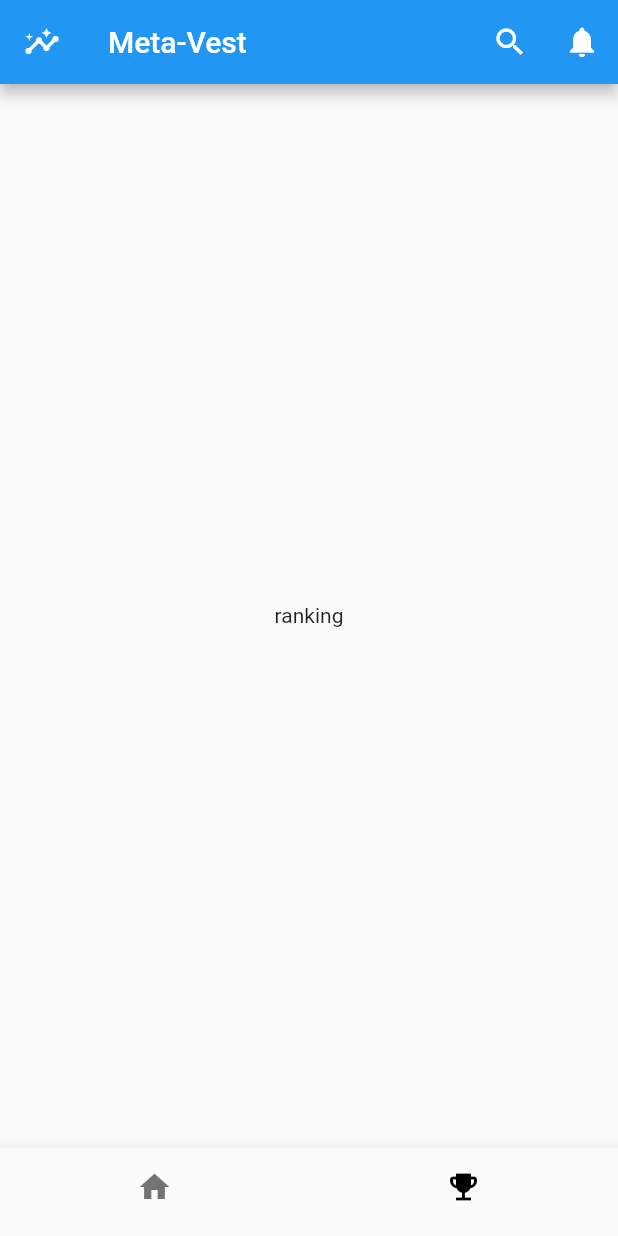
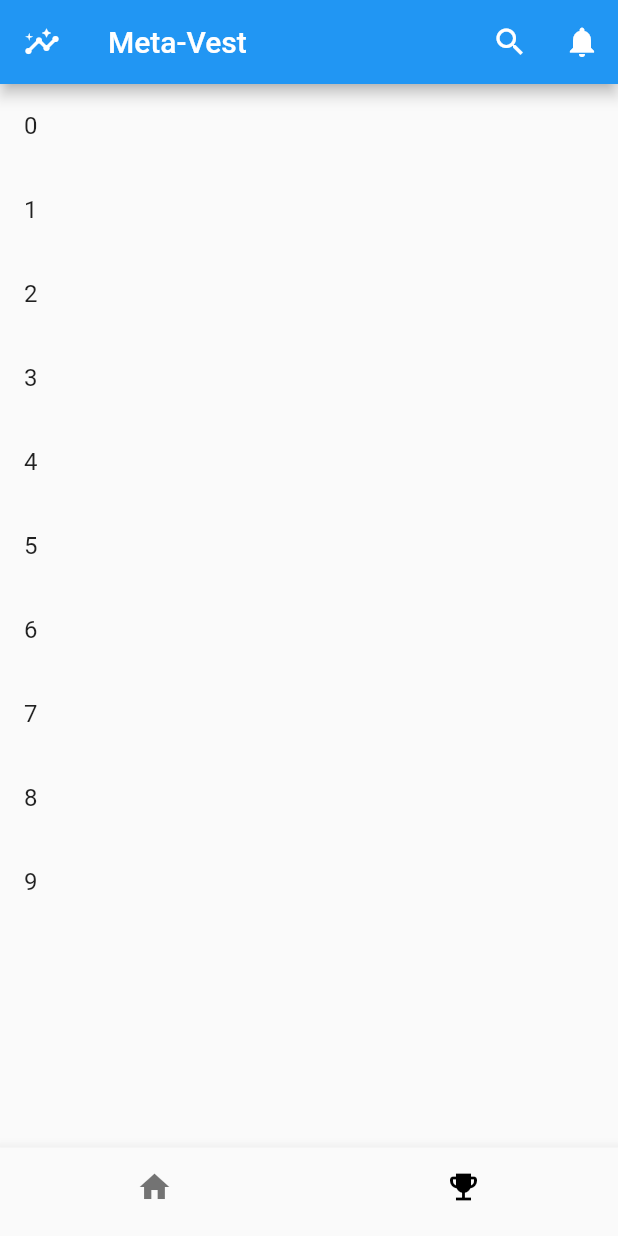
Before and after one commit to code-bross/meta_vest_sample, a Flutter app: the screen it shows after launch, item 2 of the bottom bar chosen, on a phone screen of 412 x 824 dp. Run offline on Flutter 3.47's test engine with Material 2 defaults, Android fonts, the phone set to English and light mode, and no system bars; our stand-ins replace easy_localization, get, shimmer.

Commit message:
- reactive listview apply

```diff
--- /dev/null
+++ b/lib/core/data/response.dart
@@ -0,0 +1,31 @@
+class ApiResponse<T> {
+  Status status;
+  T? res; //dynamic
+  String loadingMessage = 'loading....';
+  late GeneralError error;
+
+  ApiResponse.init() : status = Status.Init;
+
+  ApiResponse.loading(this.loadingMessage) : status = Status.Loading;
+
+  ApiResponse.success(this.res) : status = Status.Success;
+
+  ApiResponse.error(this.error) : status = Status.Error;
+
+
+  @override
+  String toString() {
+    return "Status : $status \n Message : $loadingMessage \n Data : $res";
+  }
+}
+
+abstract class GeneralError{
+
+}
+
+enum Status {
+  Init,
+  Loading,
+  Success,
+  Error,
+}
--- a/lib/pages/home/home_page.dart
+++ b/lib/pages/home/home_page.dart
@@ -2,9 +2,6 @@
 import 'package:flutter/material.dart';
 import 'package:get/get.dart';
 import 'package:meta_vest_sample/core/lang/locale_keys.g.dart';
-import 'package:meta_vest_sample/pages/feed/feed_page.dart';
-import 'package:meta_vest_sample/pages/ranking/ranking_page.dart';
-import 'package:meta_vest_sample/pages/search/search_page.dart';
 import 'package:meta_vest_sample/routes/app_pages.dart';
 
 import 'home_controller.dart';
@@ -15,7 +12,11 @@
 
   @override
   Widget build(BuildContext context) {
-    const List<Widget> tabs = <Widget>[FeedPage(), RankingPage()];
+    var pages = AppPages.pages.map((e) => e.page);
+    var feedPage = pages.elementAt(1);
+    var rankingPage = pages.elementAt(2);
+
+    List<Widget> tabs = <Widget>[feedPage() , rankingPage()];
 
     List<BottomNavigationBarItem> _bottomItems = <BottomNavigationBarItem>[
       BottomNavigationBarItem(
--- a/lib/pages/ranking/ranking_controller.dart
+++ b/lib/pages/ranking/ranking_controller.dart
@@ -1,4 +1,65 @@
 import 'package:get/get.dart';
+import 'package:meta_vest_sample/core/data/response.dart';
 
-class RankingController extends GetxController{
+class RankingController extends GetxController {
+  List<ApiResponse> list = <ApiResponse>[];
+
+  @override
+  void onInit() {
+    load();
+    super.onInit();
+  }
+
+  void load() {
+    var loadingList = [for (var i = 0; i < 10; i += 1) i]
+        .map((e) => ApiResponse.init());
+
+    _updateValue(loadingList.toList());
+
+    Future<List<ApiResponse>>.delayed(const Duration(seconds: 1), () {
+      return _result();
+    }).then((value) => _updateValue(value));
+  }
+
+  List<ApiResponse> _result() {
+    return [for (var i = 0; i < 10; i += 1) i]
+        .map((i) => ApiResponse.success(MyModel(text: '$i')))
+        .toList();
+  }
+
+  void _updateValue(List<ApiResponse> newList) {
+    list.clear();
+    list.addAll(newList);
+
+    print('-------update-----');
+    list.forEach((element) {
+      print('${element}');
+    });
+
+    update();
+  }
 }
+
+// @freezed
+// class MyModel with _$MyModel {
+//   factory MyModel({
+//     required String data,
+//   }) = MyModel;
+//
+//   factory MyModel.fromJson(Map<String, dynamic> json) => _$MyModelFromJson(json);
+// }
+class MyModel {
+  late String text;
+
+  MyModel({text});
+
+  MyModel.from(Map<String, dynamic> json) {
+    text = json['text'];
+  }
+
+  Map<String, dynamic> toJson() {
+    final Map<String, dynamic> data = <String, dynamic>{};
+    data['text'] = text;
+    return data;
+  }
+}
--- a/lib/pages/ranking/ranking_page.dart
+++ b/lib/pages/ranking/ranking_page.dart
@@ -1,15 +1,51 @@
 import 'package:flutter/material.dart';
 import 'package:flutter/widgets.dart';
 import 'package:get/get.dart';
-import 'package:meta_vest_sample/pages/feed/feed_controller.dart';
+import 'package:meta_vest_sample/core/data/response.dart';
 import 'package:meta_vest_sample/pages/ranking/ranking_controller.dart';
+import 'package:shimmer/shimmer.dart';
 
 class RankingPage extends StatelessWidget {
   const RankingPage({Key? key}) : super(key: key);
 
   @override
   Widget build(context) {
-    final RankingController controller = Get.put(RankingController());
-    return const Scaffold(body: Center(child: Text('ranking')));
+    return GetBuilder<RankingController>(
+      builder: (controller) {
+        return Scaffold(body: RankingListView(controller));
+      },
+    );
   }
 }
+
+class RankingListView extends StatelessWidget {
+  final RankingController controller;
+
+  const RankingListView(this.controller, {Key? key}) : super(key: key);
+
+  @override
+  Widget build(BuildContext context) {
+    return ListView.builder(
+      physics: const NeverScrollableScrollPhysics(),
+      shrinkWrap: true,
+      itemCount: controller.list.length,
+      itemBuilder: (BuildContext context, int index) {
+        var item = controller.list[index];
+        switch (item.status) {
+          case Status.Success:
+            return ListTile(
+                title: Text('$index'), onTap: () => controller.load());
+          case Status.Error:
+            return const Text('error...');
+          case Status.Init:
+          case Status.Loading:
+            return Shimmer.fromColors(
+                child:
+                    ListTile(title: const Text('loading....'), onTap: () => {}),
+                baseColor: Colors.red,
+                highlightColor: Colors.yellow);
+        }
+      },
+    );
+  }
+}
--- a/pubspec.yaml
+++ b/pubspec.yaml
@@ -39,10 +39,16 @@
   firebase_core: ^1.11.0
   firebase_analytics: ^9.0.5
   easy_localization:
+  shimmer:
+  rxdart:
+  freezed_annotation:
 
 dev_dependencies:
   flutter_test:
     sdk: flutter
+  build_runner:
+  freezed:
+  json_serializable:
 
   # The "flutter_lints" package below contains a set of recommended lints to
   # encourage good coding practices. The lint set provided by the package is
```
Also changed, not shown: lib/pages/feed/feed_page.dart (+11 -1 lines).
